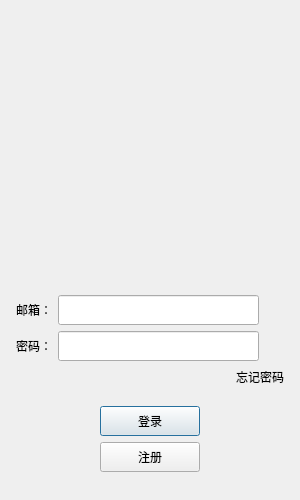
Old version of the form llfcchat/logindialog.ui in the repository WS666XL/code.
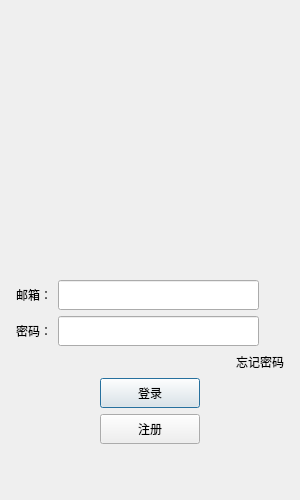
New version of the form. Custom widgets are drawn as their Qt base class.

The edit to the form file:
```diff
--- a/llfcchat/logindialog.ui
+++ b/llfcchat/logindialog.ui
@@ -344,6 +344,9 @@
        <property name="orientation">
         <enum>Qt::Vertical</enum>
        </property>
+       <property name="sizeType">
+        <enum>QSizePolicy::Fixed</enum>
+       </property>
        <property name="sizeHint" stdset="0">
         <size>
          <width>20</width>
```
